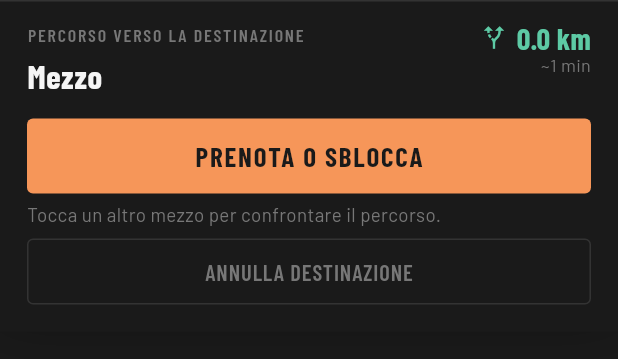
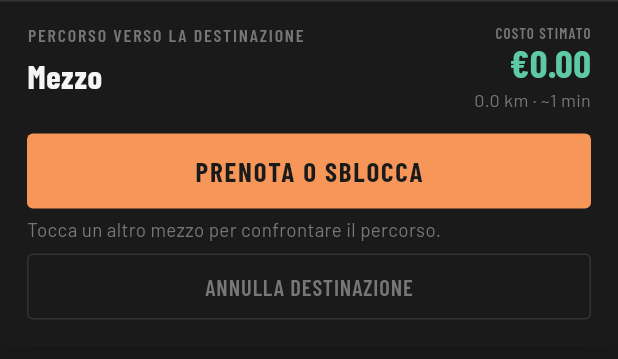
Before and after one commit to Lorisforse/Zipply, a Flutter app: the _RoutePreviewPanel widget shown alone on an empty page, opened directly with empty values, on a phone screen of 412 x 824 dp. Shown: the top 359 px of the screen. Run offline on Flutter 3.47's test engine with Material 3 defaults, Android fonts, the light colour scheme and no system bars; our stand-ins replace flutter_map, flutter_secure_storage, flutter_svg, geolocator, google_fonts, latlong2; missing offline and left inert: mobile_scanner; accounts and stored records are empty; network calls fail.

Commit message:
Prova Stima costo

```diff
--- a/ziply_app/lib/presentation/mobile/map/map_screen.dart
+++ b/ziply_app/lib/presentation/mobile/map/map_screen.dart
@@ -111,6 +111,7 @@ class _MapScreenState extends State<MapScreen> with TickerProviderStateMixin {
   VehicleModel? _routeVehicle;
   double? _routeDistanceKm;
   double? _routeDurationMin;
+  double? _routeCost;
   bool _routeFallback = false;
   bool _routing = false;
 
@@ -442,6 +443,7 @@ class _MapScreenState extends State<MapScreen> with TickerProviderStateMixin {
         _routeVehicle = null;
         _routeDistanceKm = null;
         _routeDurationMin = null;
+        _routeCost = null;
         _routeFallback = false;
       });
       _loadWalkingRoute(vehicle);
@@ -487,6 +489,7 @@ class _MapScreenState extends State<MapScreen> with TickerProviderStateMixin {
       _routeVehicle = null;
       _routeDistanceKm = null;
       _routeDurationMin = null;
+      _routeCost = null;
       _routeFallback = false;
     });
     _animatedMapMove(result.point, _kZoom);
@@ -501,6 +504,7 @@ class _MapScreenState extends State<MapScreen> with TickerProviderStateMixin {
       _routeVehicle = null;
       _routeDistanceKm = null;
       _routeDurationMin = null;
+      _routeCost = null;
       _routeFallback = false;
     });
   }
@@ -522,6 +526,7 @@ class _MapScreenState extends State<MapScreen> with TickerProviderStateMixin {
         _routeVehicle = vehicle;
         _routeDistanceKm = route.distanceKm;
         _routeDurationMin = route.durationMinutes;
+        _routeCost = route.estimatedCost;
         _routeFallback = route.fallback;
         _routing = false;
       });
@@ -987,6 +992,7 @@ class _MapScreenState extends State<MapScreen> with TickerProviderStateMixin {
               vehicle: _routeVehicle!,
               distanceKm: _routeDistanceKm ?? 0,
               durationMin: _routeDurationMin ?? 0,
+              estimatedCost: _routeCost ?? 0,
               fallback: _routeFallback,
               onContinue: _openSheetForRouteVehicle,
               onClear: _clearDestination,
@@ -2108,6 +2114,7 @@ class _RoutePreviewPanel extends StatelessWidget {
     required this.vehicle,
     required this.distanceKm,
     required this.durationMin,
+    required this.estimatedCost,
     required this.fallback,
     required this.onContinue,
     required this.onClear,
@@ -2116,6 +2123,7 @@ class _RoutePreviewPanel extends StatelessWidget {
   final VehicleModel vehicle;
   final double distanceKm;
   final double durationMin;
+  final double estimatedCost;
   final bool fallback;
   final VoidCallback onContinue;
   final VoidCallback onClear;
@@ -2177,23 +2185,28 @@ class _RoutePreviewPanel extends StatelessWidget {
                   Column(
                     crossAxisAlignment: CrossAxisAlignment.end,
                     children: [
-                      Row(
-                        children: [
-                          const Icon(Icons.alt_route, color: _kGreen, size: 18),
-                          const SizedBox(width: 6),
                       Text(
-                            '${distanceKm.toStringAsFixed(1)} km',
+                        'COSTO STIMATO',
                         style: GoogleFonts.barlowCondensed(
-                              fontSize: 20,
+                          fontSize: 10,
+                          fontWeight: FontWeight.w600,
+                          letterSpacing: 0.8,
+                          color: _kDim,
+                        ),
+                      ),
+                      Text(
+                        '€${estimatedCost.toStringAsFixed(2)}',
+                        style: GoogleFonts.barlowCondensed(
+                          fontSize: 26,
                           fontWeight: FontWeight.w700,
                           height: 1,
                           color: _kGreen,
                         ),
                       ),
-                        ],
-                      ),
+                      const SizedBox(height: 3),
                       Text(
-                        '~$mins min${fallback ? ' (stima)' : ''}',
+                        '${distanceKm.toStringAsFixed(1)} km · ~$mins min'
+                        '${fallback ? ' ca.' : ''}',
                         style: GoogleFonts.barlow(fontSize: 12, color: _kDim),
                       ),
                     ],
--- a/ziply_app/lib/services/route_service.dart
+++ b/ziply_app/lib/services/route_service.dart
@@ -14,12 +14,16 @@ class RouteResult {
     required this.points,
     required this.distanceKm,
     required this.durationMinutes,
+    required this.estimatedCost,
     required this.fallback,
   });
 
   final List<LatLng> points;
   final double distanceKm;
   final double durationMinutes;
+
+  /// UT.03 — stima costo (€) del tragitto per il mezzo selezionato.
+  final double estimatedCost;
 
   /// true quando il backend ha usato una linea diretta perché OpenRouteService
   /// non era disponibile.
@@ -91,6 +95,7 @@ class RouteService {
       points: points,
       distanceKm: (body['distance_km'] as num?)?.toDouble() ?? 0,
       durationMinutes: (body['duration_minutes'] as num?)?.toDouble() ?? 0,
+      estimatedCost: (body['estimated_cost'] as num?)?.toDouble() ?? 0,
       fallback: body['fallback'] as bool? ?? false,
     );
   }
```
Also changed, not shown: 3 other files. Lines whose indentation alone changed are shown as unchanged.
